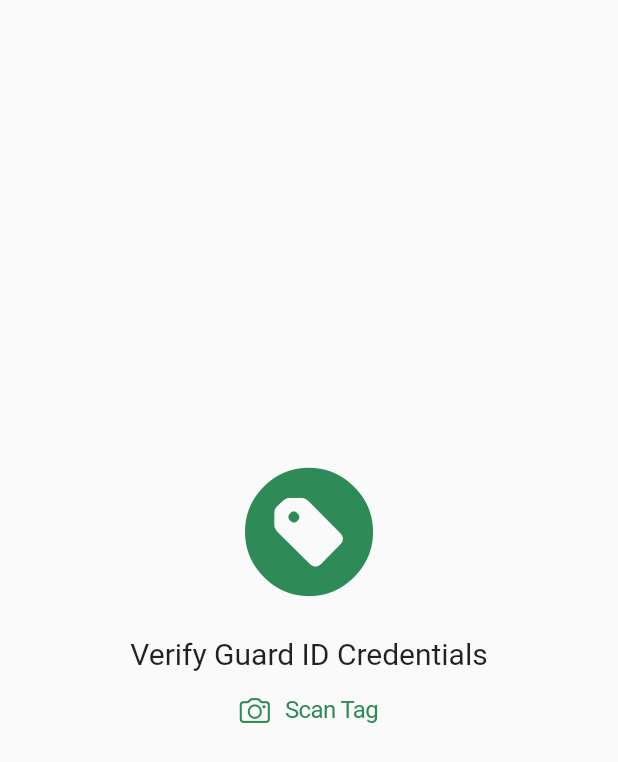
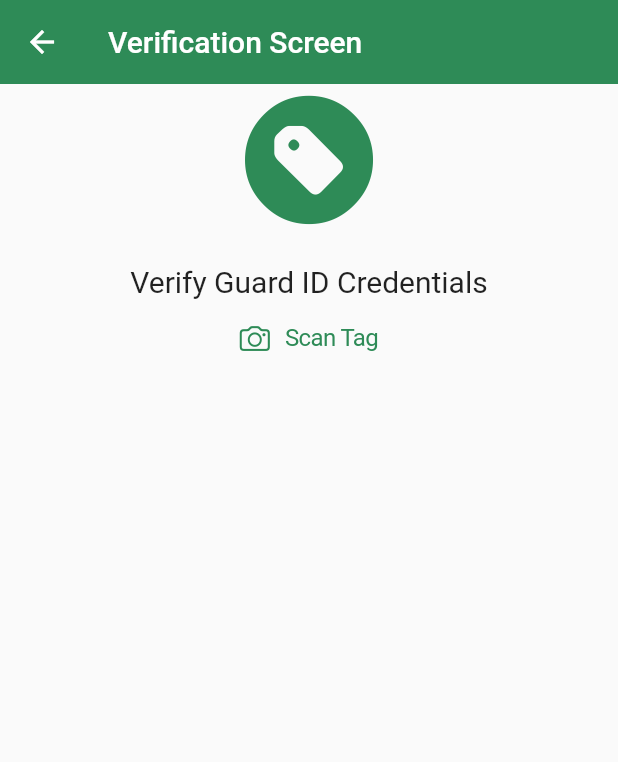
Before and after one commit to vernonthedev/guard-tour-mobileapp, a Flutter app: the verifyGuardTag screen opened directly, on a phone screen of 412 x 824 dp. Shown: the top 762 px of the screen. Run offline on Flutter 3.47's test engine with Material 2 defaults, Android fonts, the phone set to English and light mode, and no system bars; our stand-ins replace shared_preferences; accounts and stored records are empty.

Commit message:
Verification and Login Functionality Complete

```diff
--- /dev/null
+++ b/lib/functions/decode_token.dart
@@ -0,0 +1,69 @@
+import 'dart:convert';
+import 'package:shared_preferences/shared_preferences.dart';
+
+class UserData {
+  String username;
+  String firstName;
+  int companyId;
+  int deployedSiteId;
+  int shiftId;
+  int iat;
+  int exp;
+
+  UserData({
+    required this.username,
+    required this.firstName,
+    required this.companyId,
+    required this.deployedSiteId,
+    required this.shiftId,
+    required this.iat,
+    required this.exp,
+  });
+}
+
+Future<UserData?> decodeTokenFromSharedPreferences() async {
+  SharedPreferences prefs = await SharedPreferences.getInstance();
+  String? token = prefs.getString('token');
+
+  try {
+    return decodeToken(token!);
+  } catch (e) {
+    print('Error decoding token: $e');
+    return null;
+  }
+}
+
+UserData decodeToken(String token) {
+  // Split the token into header, payload, and signature
+  List<String> parts = token.split('.');
+
+  // Ensure that the payload length is a multiple of 4 by adding padding if needed
+  String paddedPayload = parts[1] +
+      '=' * ((4 - parts[1].length % 4) % 4); // Add '=' characters for padding
+
+  // Use base64 decoding
+  String decodedPayload = utf8.decode(base64.decode(paddedPayload));
+
+  // Parse the JSON payload
+  Map<String, dynamic> payload = json.decode(decodedPayload);
+
+  // Extract the required fields
+  String username = payload['username'];
+  String firstName = payload['firstName'];
+  int companyId = payload['companyId'];
+  int deployedSiteId = payload['deployedSiteId'];
+  int shiftId = payload['shiftId'];
+  int iat = payload['iat'];
+  int exp = payload['exp'];
+
+  // Create and return UserData object
+  return UserData(
+    username: username,
+    firstName: firstName,
+    companyId: companyId,
+    deployedSiteId: deployedSiteId,
+    shiftId: shiftId,
+    iat: iat,
+    exp: exp,
+  );
+}
--- a/lib/functions/login_function.dart
+++ b/lib/functions/login_function.dart
@@ -11,7 +11,7 @@ import 'package:shared_preferences/shared_preferences.dart';
 // Logging user, by hitting the api endpoint and retrieving the token
 Future<String?> loginUser(String username, String password) async {
   // hit the endpoint using the http package
-  var url = Uri.parse('http://app.legitsystemsug.com:3000/auth/signin');
+  var url = Uri.parse('https://guardtour.legitsystemsug.com/auth/signin');
   try {
     var response = await http.post(
       url,
--- a/lib/screens/verify_guard.dart
+++ b/lib/screens/verify_guard.dart
@@ -8,6 +8,8 @@ File Name: home.dart
 import 'package:guard_tour/screens/home.dart';
 import 'package:flutter/material.dart';
 import 'package:flutter/cupertino.dart';
+import 'package:guard_tour/functions/decode_token.dart';
+import 'package:guard_tour/screens/login.dart';
 
 import '../widgets/input_dialog.dart';
 
@@ -19,17 +21,60 @@ class verifyGuardTag extends StatefulWidget {
 }
 
 class _verifyGuardTagState extends State<verifyGuardTag> {
+  UserData? userData;
   String? userInput;
 
+// function to display the scanning input dialog and retrieve its data
   _showInputDialog(BuildContext context) async {
     final result = await showInputDialog(context);
-    setState(() {
+
     userInput = result;
-    });
+
+    if (userInput != null) {
+      //Verify the tag details
+      userData = await decodeTokenFromSharedPreferences();
+
+      if (userData != null) {
+        if (userInput == userData!.username) {
+          //rebuild the widget after the user data has been decoded
+          //and send the data to the list tiles
+          setState(() {});
+        } else {
+          ScaffoldMessenger.of(context).showSnackBar(
+            const SnackBar(
+              content: Text('Please Scan Your Verified ID Tag!'),
+              backgroundColor: Colors.red,
+              duration:
+                  Duration(seconds: 2), // You can adjust the duration as needed
+            ),
+          );
+        }
+      } else {
+        ScaffoldMessenger.of(context).showSnackBar(
+          const SnackBar(
+            content: Text(
+                'User Token Verification Failed! Please Login Again to solve this issue'),
+            backgroundColor: Colors.red,
+            duration:
+                Duration(seconds: 2), // You can adjust the duration as needed
+          ),
+        );
+      }
+    } else {
+      ScaffoldMessenger.of(context).showSnackBar(
+        const SnackBar(
+          content: Text('Please Scan Your ID Tag For Verification'),
+          backgroundColor: Colors.red,
+          duration:
+              Duration(seconds: 2), // You can adjust the duration as needed
+        ),
+      );
+    }
   }
 
-  _navigateToDisplayHomeScreen(BuildContext context) {
-    if (userInput != null) {
+// function to verify scanned tag and route to home page
+  _navigateToDisplayHomeScreen(BuildContext context) async {
+    // Route to the home page after successful id tags verification
     Navigator.of(context).pushReplacement(
       MaterialPageRoute(
         builder: (context) {
@@ -38,12 +83,37 @@ class _verifyGuardTagState extends State<verifyGuardTag> {
       ),
     );
   }
+
+  _cancelVerification() {
+    //Cancel verification details
+    Navigator.of(context).pop(); // Pop the current page
+    Navigator.of(context).pushReplacement(
+      MaterialPageRoute(
+        builder: (context) {
+          return const LoginPage(); // Replace with the desired previous page
+        },
+      ),
+    );
+
+    // Show cancellation toast message
+    ScaffoldMessenger.of(context).showSnackBar(
+      const SnackBar(
+        content: Text('Verification Cancelled!'),
+        backgroundColor: Colors.red,
+        duration: Duration(seconds: 2), // You can adjust the duration as needed
+      ),
+    );
   }
 
   @override
   Widget build(BuildContext context) {
     return Scaffold(
-      body: Center(
+      appBar: AppBar(
+        title: const Text("Verification Screen"),
+        elevation: 0.0,
+      ),
+      body: SingleChildScrollView(
+        child: Center(
           child: Column(
             mainAxisAlignment: MainAxisAlignment.center,
             children: <Widget>[
@@ -91,7 +161,7 @@ class _verifyGuardTagState extends State<verifyGuardTag> {
                           style: TextStyle(fontSize: 18),
                         ),
                         subtitle: Text(
-                        userInput ?? 'Name Goes Here',
+                          userData?.firstName ?? 'verify your name',
                           style: const TextStyle(fontSize: 24),
                         ),
                       ),
@@ -101,36 +171,77 @@ class _verifyGuardTagState extends State<verifyGuardTag> {
                           style: TextStyle(fontSize: 18),
                         ),
                         subtitle: Text(
-                        userInput ?? 'No Tag Id Scanned',
+                          userInput ?? 'verify your id',
                           style: const TextStyle(fontSize: 24),
                         ),
                       ),
                       ListTile(
                         title: const Text(
-                        'Guard ID Tag:',
+                          'Company ID:',
                           style: TextStyle(fontSize: 18),
                         ),
                         subtitle: Text(
-                        userInput ?? 'No Tag Id Scanned',
+                          userData?.companyId.toString() ??
+                              'verify your company id',
                           style: const TextStyle(fontSize: 24),
                         ),
                       ),
                       ListTile(
                         title: const Text(
-                        'Guard ID Tag:',
+                          'Deployed Site ID:',
                           style: TextStyle(fontSize: 18),
                         ),
                         subtitle: Text(
-                        userInput ?? 'No Tag Id Scanned',
+                          userData?.deployedSiteId.toString() ??
+                              'No Deployed Site ID',
+                          style: const TextStyle(fontSize: 24),
+                        ),
+                      ),
+                      ListTile(
+                        title: const Text(
+                          'Shift ID:',
+                          style: TextStyle(fontSize: 18),
+                        ),
+                        subtitle: Text(
+                          userData?.shiftId.toString() ??
+                              'verify your shift id',
+                          style: const TextStyle(fontSize: 24),
+                        ),
+                      ),
+                      ListTile(
+                        title: const Text(
+                          'Issued At:',
+                          style: TextStyle(fontSize: 18),
+                        ),
+                        subtitle: Text(
+                          userData?.iat.toString() ?? 'verify issue date',
+                          style: const TextStyle(fontSize: 24),
+                        ),
+                      ),
+                      ListTile(
+                        title: const Text(
+                          'Expiration:',
+                          style: TextStyle(fontSize: 18),
+                        ),
+                        subtitle: Text(
+                          userData?.exp.toString() ?? 'verify expiration date',
                           style: const TextStyle(fontSize: 24),
                         ),
                       ),
                       const SizedBox(height: 20),
                       CupertinoButton(
                         onPressed: () {
-                        // Verify the tag details
-
                           // Send user to profile page
+                          ScaffoldMessenger.of(context).showSnackBar(
+                            SnackBar(
+                              content: Text(
+                                  'Welcome to Guard Tour ${userData!.firstName}'),
+                              backgroundColor: Colors.red,
+                              duration: const Duration(
+                                  seconds:
+                                      2), // You can adjust the duration as needed
+                            ),
+                          );
                           _navigateToDisplayHomeScreen(context);
                         },
                         child: Row(
@@ -151,10 +262,8 @@ class _verifyGuardTagState extends State<verifyGuardTag> {
                       const SizedBox(height: 20),
                       CupertinoButton(
                         onPressed: () {
-                        // Verify the tag details
-
-                        // Send user to profile page
-                        debugPrint("Cancelled Verification Details!");
+                          // Cancel the tag details returned for verification
+                          _cancelVerification();
                         },
                         child: Row(
                           mainAxisSize: MainAxisSize.min,
@@ -177,6 +286,7 @@ class _verifyGuardTagState extends State<verifyGuardTag> {
             ],
           ),
         ),
+      ),
     );
   }
 }
```
Lines whose indentation alone changed are shown as unchanged.
